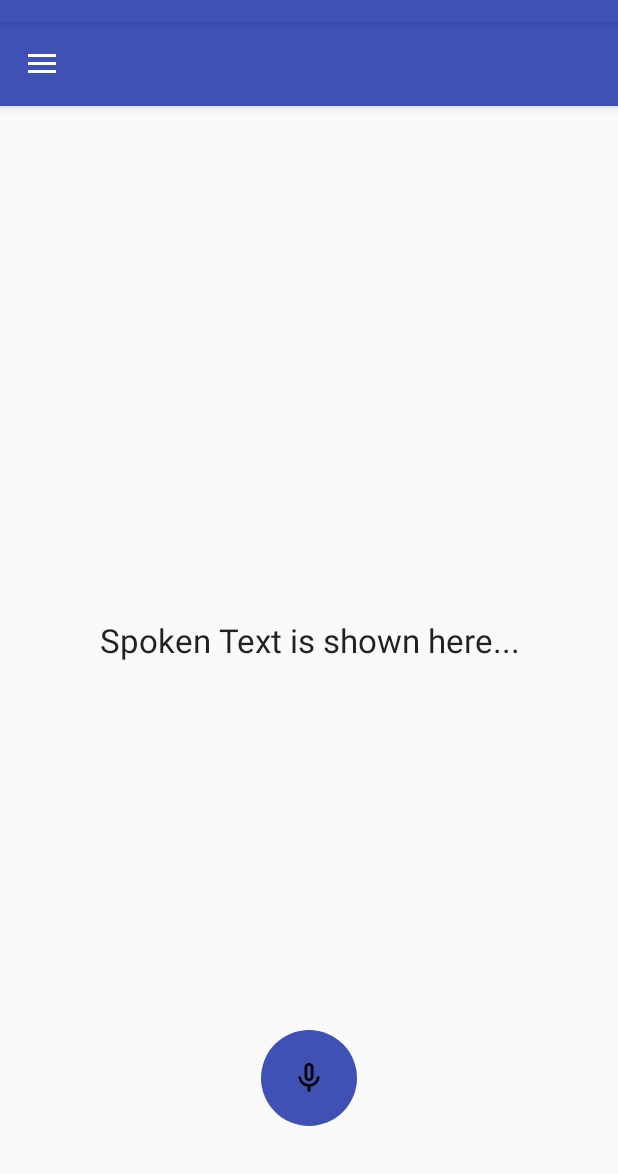
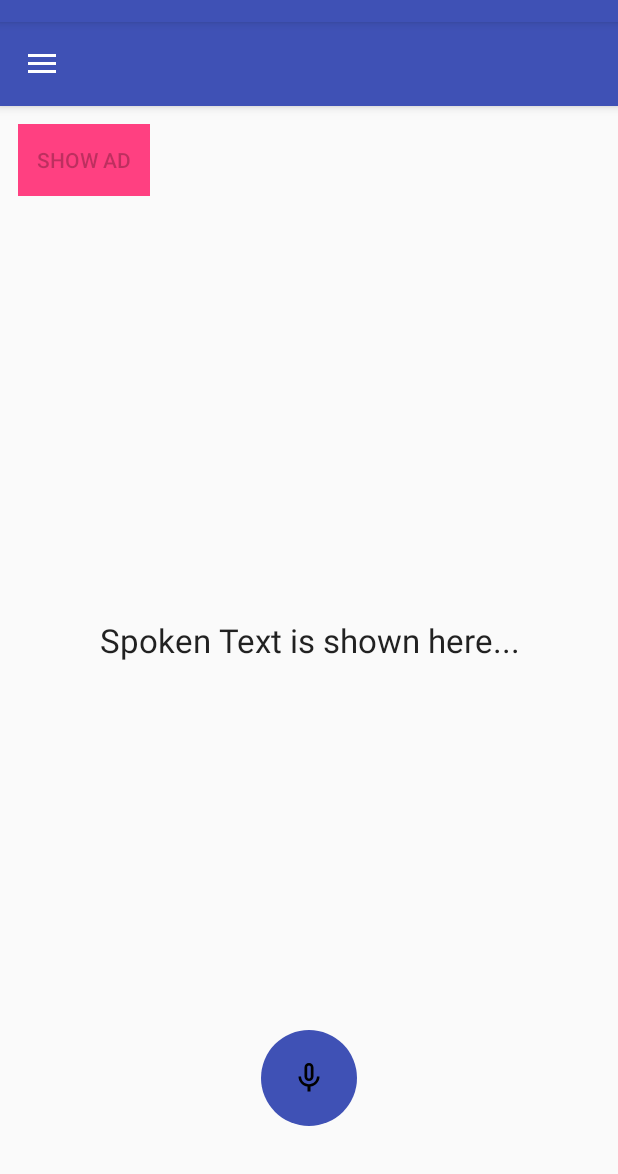
Before and after one commit to cmFodWx5YWRhdjEyMTA5/VTranslator, an Android app: the screen it shows after launch (MainActivity), on a phone screen of 412 x 824 dp, the part 62-1236 px from its top. Run offline under Robolectric (Android 15) with nearby library versions, the phone set to English and light mode, and no system bars; our stand-ins replace AdMob; 4 statements that could not run were skipped.

```diff
--- a/app/build.gradle
+++ b/app/build.gradle
@@ -23,6 +23,7 @@ dependencies {
     implementation 'com.android.support:appcompat-v7:28.0.0-rc01'
     implementation 'com.android.support:design:28.0.0-rc01'
     implementation 'com.android.support.constraint:constraint-layout:1.1.2'
+    implementation 'com.google.android.gms:play-services-ads:15.0.0'
     testImplementation 'junit:junit:4.12'
     androidTestImplementation 'com.android.support.test:runner:1.0.2'
     androidTestImplementation 'com.android.support.test.espresso:espresso-core:3.0.2'
--- a/app/src/main/java/com/vt/vedamurthy/vtranslator/MainActivity.java
+++ b/app/src/main/java/com/vt/vedamurthy/vtranslator/MainActivity.java
@@ -28,29 +28,112 @@ import android.view.Menu;
 import android.view.MenuItem;
 import android.view.MotionEvent;
 import android.view.View;
+import android.widget.Button;
 import android.widget.EditText;
 import android.widget.ImageButton;
 import android.widget.TextView;
+import android.widget.Toast;
 
+import com.google.android.gms.ads.AdListener;
+import com.google.android.gms.ads.AdRequest;
+import com.google.android.gms.ads.AdView;
+import com.google.android.gms.ads.InterstitialAd;
+import com.google.android.gms.ads.MobileAds;
+import com.google.android.gms.ads.reward.RewardItem;
+import com.google.android.gms.ads.reward.RewardedVideoAd;
+import com.google.android.gms.ads.reward.RewardedVideoAdListener;
 import com.vt.vedamurthy.vtranslator.R;
 
 import java.util.ArrayList;
 import java.util.Locale;
 
 public class MainActivity extends AppCompatActivity
-        implements NavigationView.OnNavigationItemSelectedListener {
+        implements NavigationView.OnNavigationItemSelectedListener, RewardedVideoAdListener {
 
     private ShareActionProvider mShareActionProvider;
     private static final int REQ_CODE_SPEECH_INPUT = 100;
     private TextView mVoiceInputTv;
     private ImageButton mSpeakBtn;
+    private AdView mAdView;
+    private InterstitialAd mInterstitialAd;
+    private RewardedVideoAd mRewardedVideoAd;
+    private Button showAd;
 
     @Override
     protected void onCreate(Bundle savedInstanceState) {
         super.onCreate(savedInstanceState);
         setContentView(R.layout.activity_main);
 
+
         checkPermission();
+
+        showAd = findViewById(R.id.show_ad);
+        showAd.setEnabled(false);
+        MobileAds.initialize(this,"ca-app-pub-3940256099942544/5224354917");
+        /*mInterstitialAd = new InterstitialAd(this);
+        mInterstitialAd.setAdUnitId("ca-app-pub-3940256099942544/1033173712");
+
+        mInterstitialAd.setAdListener(new AdListener() {
+            @Override
+            public void onAdLoaded() {
+                // Code to be executed when an ad finishes loading.
+                showAd.setEnabled(true);
+            }
+
+            @Override
+            public void onAdFailedToLoad(int errorCode) {
+                // Code to be executed when an ad request fails.
+            }
+
+            @Override
+            public void onAdOpened() {
+                // Code to be executed when the ad is displayed.
+            }
+
+            @Override
+            public void onAdLeftApplication() {
+                // Code to be executed when the user has left the app.
+            }
+
+            @Override
+            public void onAdClosed() {
+                // Code to be executed when when the interstitial ad is closed.
+            }
+        });
+
+        mInterstitialAd.loadAd(new AdRequest.Builder().build());
+
+        mInterstitialAd.setAdListener(new AdListener() {
+            @Override
+            public void onAdClosed() {
+                // Load the next interstitial.
+                mInterstitialAd.loadAd(new AdRequest.Builder().build());
+            }
+
+        });*/
+
+        /*mAdView = findViewById(R.id.adView);
+        AdRequest adRequest = new AdRequest.Builder().build();
+        mAdView.loadAd(adRequest);*/
+
+        mRewardedVideoAd = MobileAds.getRewardedVideoAdInstance(this);
+        mRewardedVideoAd.setRewardedVideoAdListener(this);
+
+        loadRewardedVideoAd();
+        showAd.setOnClickListener(new View.OnClickListener() {
+            @Override
+            public void onClick(View view) {
+                showAd.setEnabled(false);
+                if (mRewardedVideoAd.isLoaded()) {
+                    mRewardedVideoAd.show();
+                }
+                /*if (mInterstitialAd.isLoaded()) {
+                    mInterstitialAd.show();
+                }*/
+            }
+        });
+
+
         Toolbar toolbar = (Toolbar) findViewById(R.id.toolbar);
         //setSupportActionBar(toolbar);
 
@@ -72,6 +155,11 @@ public class MainActivity extends AppCompatActivity
         getSpeechRecognizerAction(mSpeechRecognizer);
 
         initialiseButtonAction(mVoiceInputTv);
+    }
+
+    private void loadRewardedVideoAd() {
+        mRewardedVideoAd.loadAd("ca-app-pub-3940256099942544/5224354917",
+                new AdRequest.Builder().build());
     }
 
     private void startVoiceInput() {
@@ -206,7 +294,7 @@ public class MainActivity extends AppCompatActivity
     }
 
     private void checkPermission() {
-        if (Build.VERSION.SDK_INT >= Build.VERSION_CODES.M) {
+        if (Build.VERSION.SDK_INT >= Build.VERSION_CODES.O) {
             if (!(ContextCompat.checkSelfPermission(this, Manifest.permission.RECORD_AUDIO) == PackageManager.PERMISSION_GRANTED)) {
                 Intent intent = new Intent(Settings.ACTION_APPLICATION_DETAILS_SETTINGS,
                         Uri.parse("package:" + getPackageName()));
@@ -284,4 +372,66 @@ public class MainActivity extends AppCompatActivity
     {
         return this.getResources().getString(R.string.app_name);
     }
+
+    @Override
+    public void onRewardedVideoAdLoaded() {
+        Toast.makeText(this, "onRewardedVideoAdLoaded", Toast.LENGTH_SHORT).show();
+        showAd.setEnabled(true);
+    }
+
+    @Override
+    public void onRewardedVideoAdOpened() {
+        Toast.makeText(this, "onRewardedVideoAdOpened", Toast.LENGTH_SHORT).show();
+    }
+
+    @Override
+    public void onRewardedVideoStarted() {
+        Toast.makeText(this, "onRewardedVideoStarted", Toast.LENGTH_SHORT).show();
+    }
+
+    @Override
+    public void onRewardedVideoAdClosed() {
+        Toast.makeText(this, "onRewardedVideoAdClosed", Toast.LENGTH_SHORT).show();
+        loadRewardedVideoAd();
+    }
+
+    @Override
+    public void onRewarded(RewardItem rewardItem) {
+        Toast.makeText(this, "onRewarded! currency: " + rewardItem.getType() + "  amount: " +
+                rewardItem.getAmount(), Toast.LENGTH_SHORT).show();
+    }
+
+    @Override
+    public void onRewardedVideoAdLeftApplication() {
+        Toast.makeText(this, "onRewardedVideoAdLeftApplication",
+                Toast.LENGTH_SHORT).show();
+    }
+
+    @Override
+    public void onRewardedVideoAdFailedToLoad(int i) {
+        Toast.makeText(this, "onRewardedVideoAdFailedToLoad", Toast.LENGTH_SHORT).show();
+    }
+
+    @Override
+    public void onRewardedVideoCompleted() {
+        Toast.makeText(this, "onRewardedVideoCompleted", Toast.LENGTH_SHORT).show();
+    }
+
+    @Override
+    public void onResume() {
+        mRewardedVideoAd.resume(this);
+        super.onResume();
+    }
+
+    @Override
+    public void onPause() {
+        mRewardedVideoAd.pause(this);
+        super.onPause();
+    }
+
+    @Override
+    public void onDestroy() {
+        mRewardedVideoAd.destroy(this);
+        super.onDestroy();
+    }
 }
--- a/app/src/main/res/layout/content_main.xml
+++ b/app/src/main/res/layout/content_main.xml
@@ -9,6 +9,24 @@
     app:layout_behavior="@string/appbar_scrolling_view_behavior"
     tools:context=".MainActivity"
     tools:showIn="@layout/app_bar_main">
+
+    <!--<com.google.android.gms.ads.AdView
+        xmlns:ads="http://schemas.android.com/apk/res-auto"
+        android:id="@+id/adView"
+        android:layout_width="match_parent"
+        android:layout_above="@+id/spoken_text_et"
+        android:layout_height="match_parent"
+        android:layout_centerHorizontal="true"
+        android:layout_alignParentBottom="true"
+        ads:adSize="BANNER"
+        ads:adUnitId="ca-app-pub-3940256099942544/6300978111">
+    </com.google.android.gms.ads.AdView>-->
+    <Button
+        android:layout_width="wrap_content"
+        android:layout_height="wrap_content"
+        android:text="SHOW AD"
+        android:background="@color/colorAccent"
+        android:id="@+id/show_ad"/>
 
     <TextView
         android:id="@+id/spoken_text_et"
--- a/build.gradle
+++ b/build.gradle
@@ -19,6 +19,9 @@ allprojects {
     repositories {
         google()
         jcenter()
+        maven {
+            url "https://maven.google.com"
+        }
     }
 }
 
```
